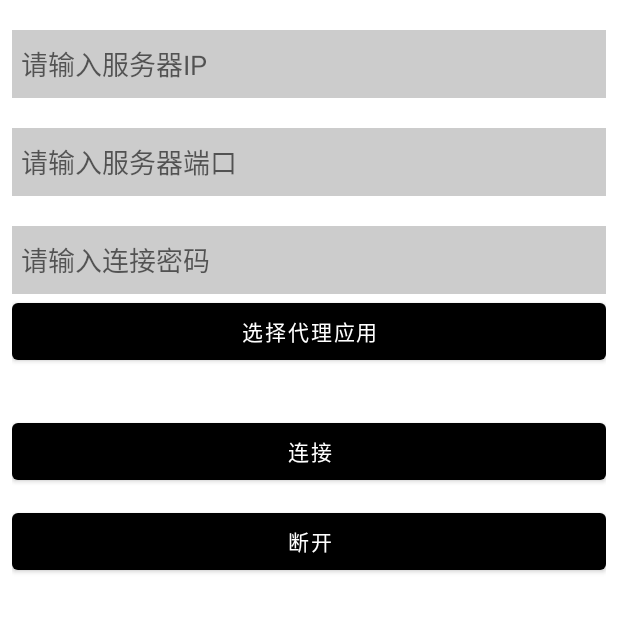
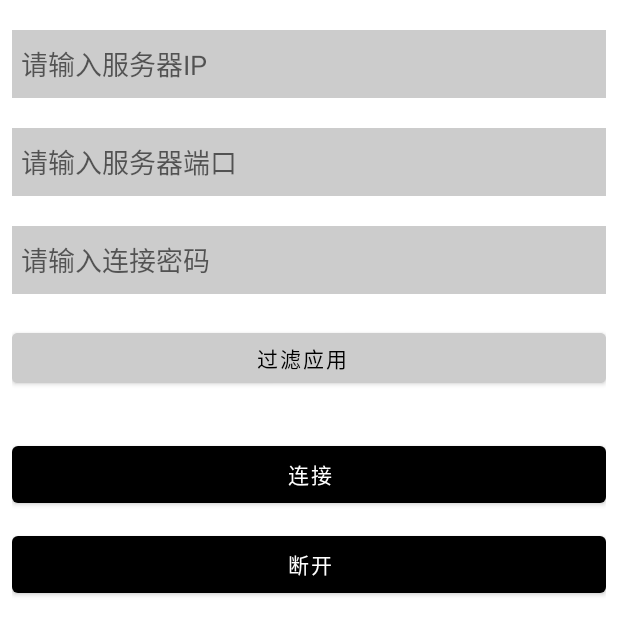
Before and after one commit to penndev/tunvpn, an Android app: the layout activity_main.xml on its own in the app's theme, with its tools: preview values and no code run, on a phone screen of 412 x 824 dp. Shown: the top 635 px of the screen. Run offline under Robolectric (Android 15) with nearby library versions, the phone set to English and light mode, and no system bars.

Commit message:
调整页面UI

```diff
--- a/app/src/main/res/layout/activity_main.xml
+++ b/app/src/main/res/layout/activity_main.xml
@@ -41,11 +41,15 @@
     ></EditText>
 
     <Button
+            android:layout_marginTop="20dp"
             android:layout_width="match_parent"
-            android:layout_height="50dp"
-            android:text="选择代理应用"
+            android:layout_height="45dp"
+            android:text="@string/activity_main_select_app"
+            android:paddingStart="6dp"
+            android:backgroundTint="@color/gray"
+            android:textColor="@color/black"
+            android:onClick="handleAllowApp"
     ></Button>
-
 
     <Button
             android:id="@+id/handle_start"
--- a/app/src/main/res/values-night/themes.xml
+++ b/app/src/main/res/values-night/themes.xml
@@ -1,6 +1,6 @@
 <resources xmlns:tools="http://schemas.android.com/tools">
     <!-- Base application theme. -->
-    <style name="Theme.Tunvpn" parent="Theme.MaterialComponents.DayNight.DarkActionBar">
+    <style name="Theme.TunVpn" parent="Theme.MaterialComponents.DayNight.DarkActionBar">
         <!-- Primary brand color. -->
         <item name="colorPrimary">@color/purple_200</item>
         <item name="colorPrimaryVariant">@color/purple_700</item>
@@ -13,4 +13,8 @@
         <item name="android:statusBarColor">?attr/colorPrimaryVariant</item>
         <!-- Customize your theme here. -->
     </style>
+    <style name="ThemeOverlay.TunVpn.FullscreenContainer" parent="">
+        <item name="fullscreenBackgroundColor">@color/light_blue_900</item>
+        <item name="fullscreenTextColor">@color/light_blue_A400</item>
+    </style>
 </resources>
--- /dev/null
+++ b/app/src/main/res/values/attrs.xml
@@ -0,0 +1,6 @@
+<resources>
+    <declare-styleable name="FullscreenAttrs">
+        <attr name="fullscreenBackgroundColor" format="color"/>
+        <attr name="fullscreenTextColor" format="color"/>
+    </declare-styleable>
+</resources>
--- a/app/src/main/res/values/colors.xml
+++ b/app/src/main/res/values/colors.xml
@@ -9,4 +9,9 @@
     <color name="gray">#FFCCCCCC</color>
     <color name="black">#FF000000</color>
     <color name="white">#FFFFFFFF</color>
+    <color name="light_blue_600">#FF039BE5</color>
+    <color name="light_blue_900">#FF01579B</color>
+    <color name="light_blue_A200">#FF40C4FF</color>
+    <color name="light_blue_A400">#FF00B0FF</color>
+    <color name="black_overlay">#66000000</color>
 </resources>
--- a/app/src/main/res/values/strings.xml
+++ b/app/src/main/res/values/strings.xml
@@ -1,9 +1,14 @@
 <resources>
     <string name="app_name">TunVPN</string>
+
+    <string name="activity_loading_skip">进入</string>
+    <string name="activity_loading_homepage">https://github.com/penndev/tunvpn</string>
 
     <!-- main activity -->
     <string name="activity_main_ip_hits">请输入服务器IP</string>
     <string name="activity_main_port_hits">请输入服务器端口</string>
     <string name="activity_main_passwd_hits">请输入连接密码</string>
+    <string name="activity_main_select_app">过滤应用</string>
+
 
 </resources>
--- a/app/src/main/res/values/themes.xml
+++ b/app/src/main/res/values/themes.xml
@@ -1,6 +1,6 @@
 <resources xmlns:tools="http://schemas.android.com/tools">
     <!-- Base application theme. -->
-    <style name="Theme.Tunvpn" parent="Theme.MaterialComponents.DayNight.DarkActionBar">
+    <style name="Theme.TunVpn" parent="Theme.MaterialComponents.DayNight.DarkActionBar">
         <!-- Primary brand color. -->
         <item name="colorPrimary">@color/black</item>
         <item name="colorPrimaryVariant">@color/black</item>
@@ -13,4 +13,14 @@
         <item name="android:statusBarColor">?attr/colorPrimaryVariant</item>
         <!-- Customize your theme here. -->
     </style>
+
+    <style name="Theme.TunVpn.FullScreen" parent="Theme.TunVpn">
+        <item name="android:windowNoTitle">true</item>
+        <item name="android:windowFullscreen">true</item>
+        <item name="windowActionBar">false</item>
+        <item name="windowNoTitle">true</item>
+    </style>
+
+
+
 </resources>
```
Also changed, not shown: app/build.gradle (+7 -0 lines), app/src/main/AndroidManifest.xml (+25 -16 lines), app/src/main/java/com/github/penndev/LoadingActivity.kt (added, +35 -0 lines), app/src/main/java/com/github/penndev/MainActivity.kt (+18 -27 lines), app/src/main/res/layout/activity_loading.xml (added, +41 -0 lines), app/src/main/res/values/styles.xml (added, +10 -0 lines).
